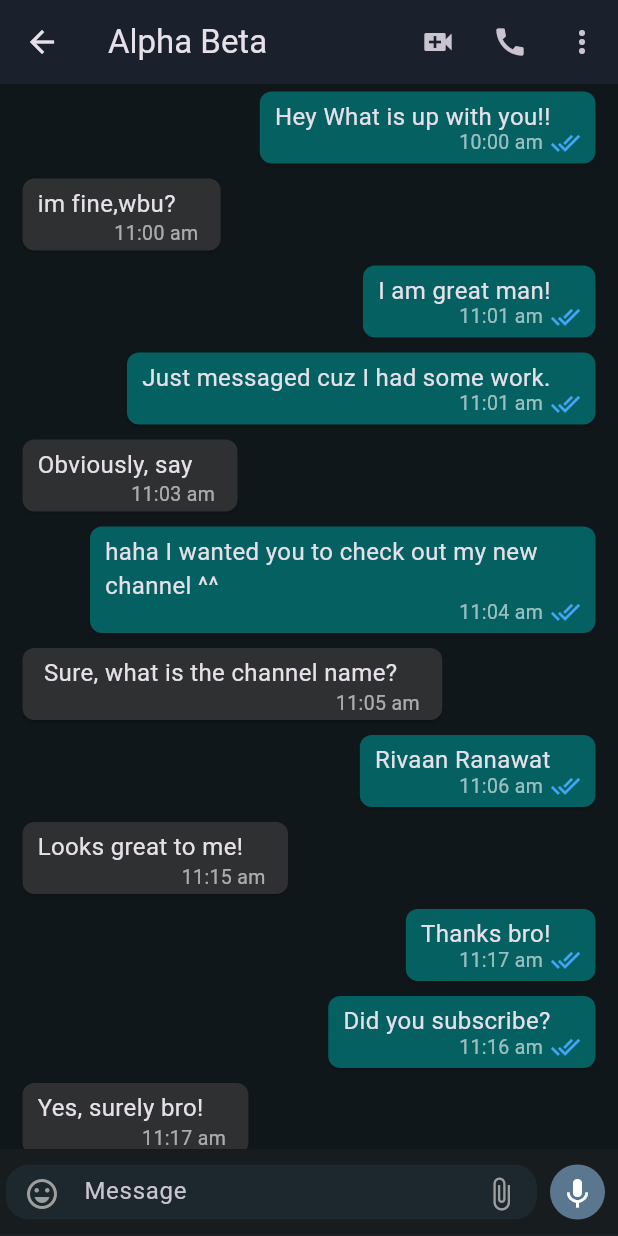
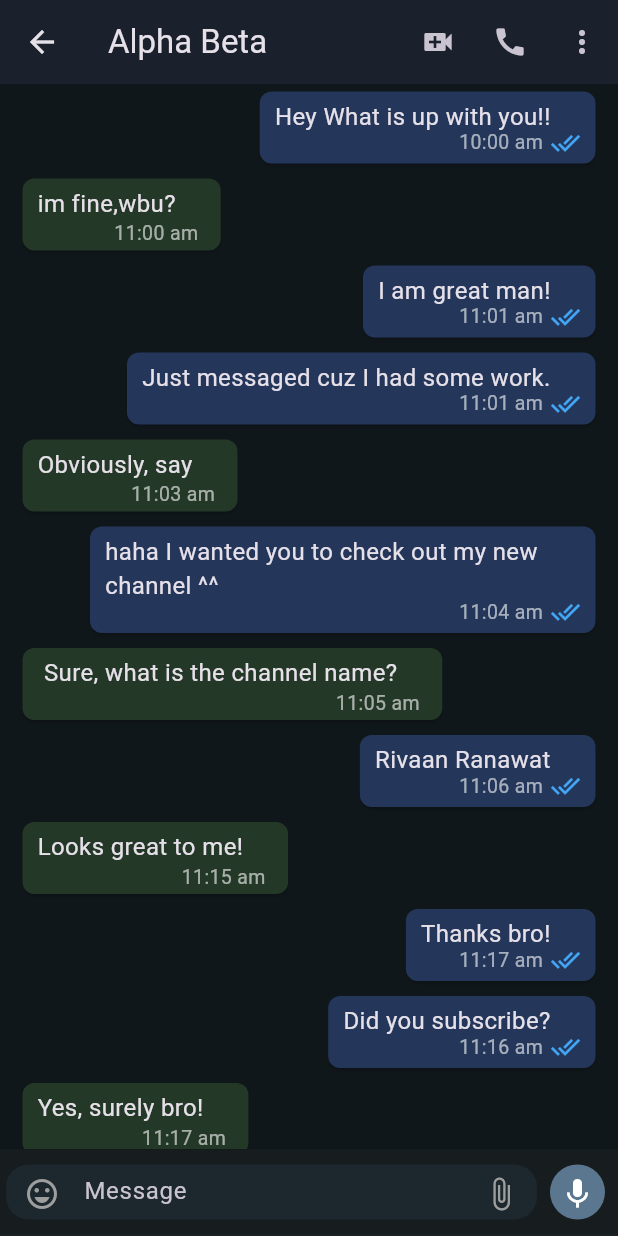
Before and after one commit to vishal-sah/ConvoZone, a Flutter app: the screen it shows after launch, after a tap on "Alpha Beta", on a phone screen of 412 x 824 dp. Run offline on Flutter 3.47's test engine with Material 3 defaults, Android fonts, the phone set to English and light mode, and no system bars; network calls fail.

Commit message:
Small changes

```diff
--- a/lib/colors.dart
+++ b/lib/colors.dart
@@ -4,8 +4,8 @@ const backgroundColor = Color.fromRGBO(16, 23, 27, 1);
 const textColor = Color.fromRGBO(241, 241, 242, 1);
 const appBarColor = Color.fromRGBO(26, 33, 44, 1);
 const webAppBarColor = Color.fromRGBO(26, 33, 44, 1);
-const messageColor = Color.fromRGBO(5, 96, 98, 1);
-const senderMessageColor = Color.fromRGBO(47, 48, 49, 1);
+const messageColor = Color.fromRGBO(36, 55, 90, 1);
+const senderMessageColor = Color.fromRGBO(36, 56, 40, 1);
 const tabColor = Color.fromRGBO(90, 119, 143, 1);
 const searchBarColor = Color.fromRGBO(28, 39, 46, 1);
 const dividerColor = Color.fromRGBO(29, 35, 39, 1);
--- a/lib/widgets/user_message_card.dart
+++ b/lib/widgets/user_message_card.dart
@@ -52,6 +52,7 @@ class UserMessageCard extends StatelessWidget {
                     const SizedBox(
                       width: 5,
                     ),
+                    // Seen and sent
                     Icon(
                       Icons.done_all,
                       size: 20,
```
Also changed, not shown: 1 other file.
